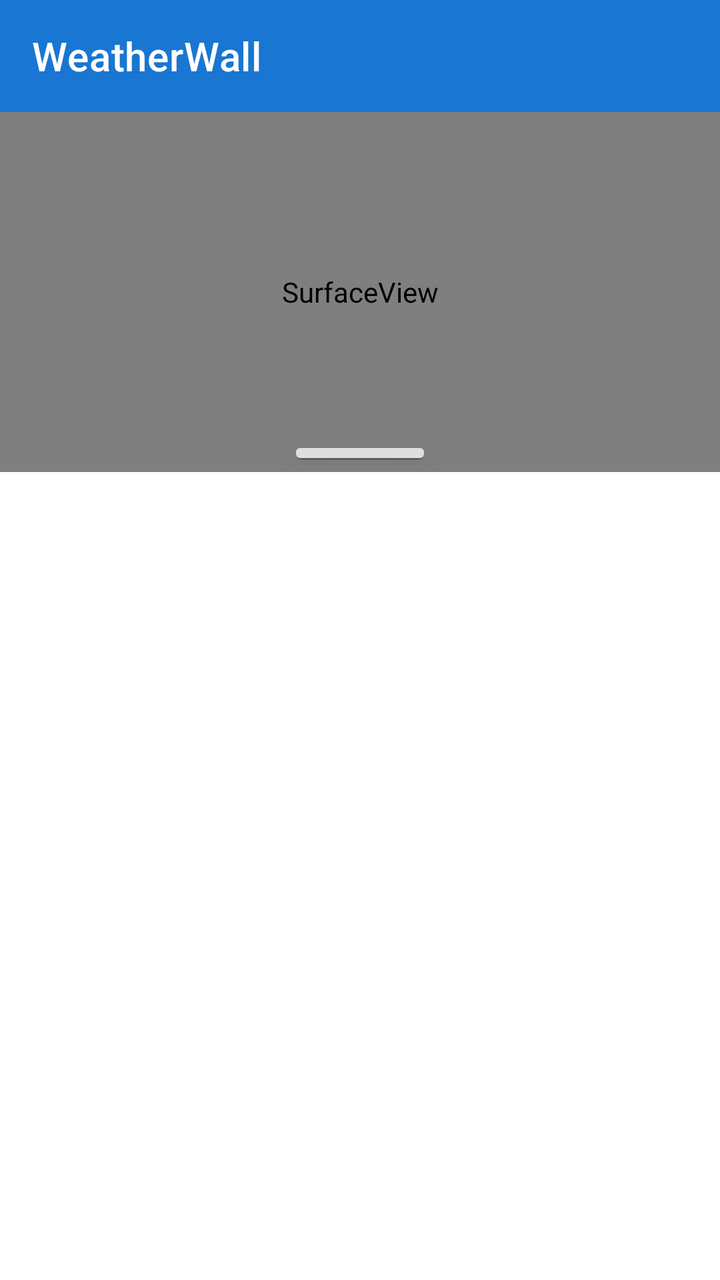
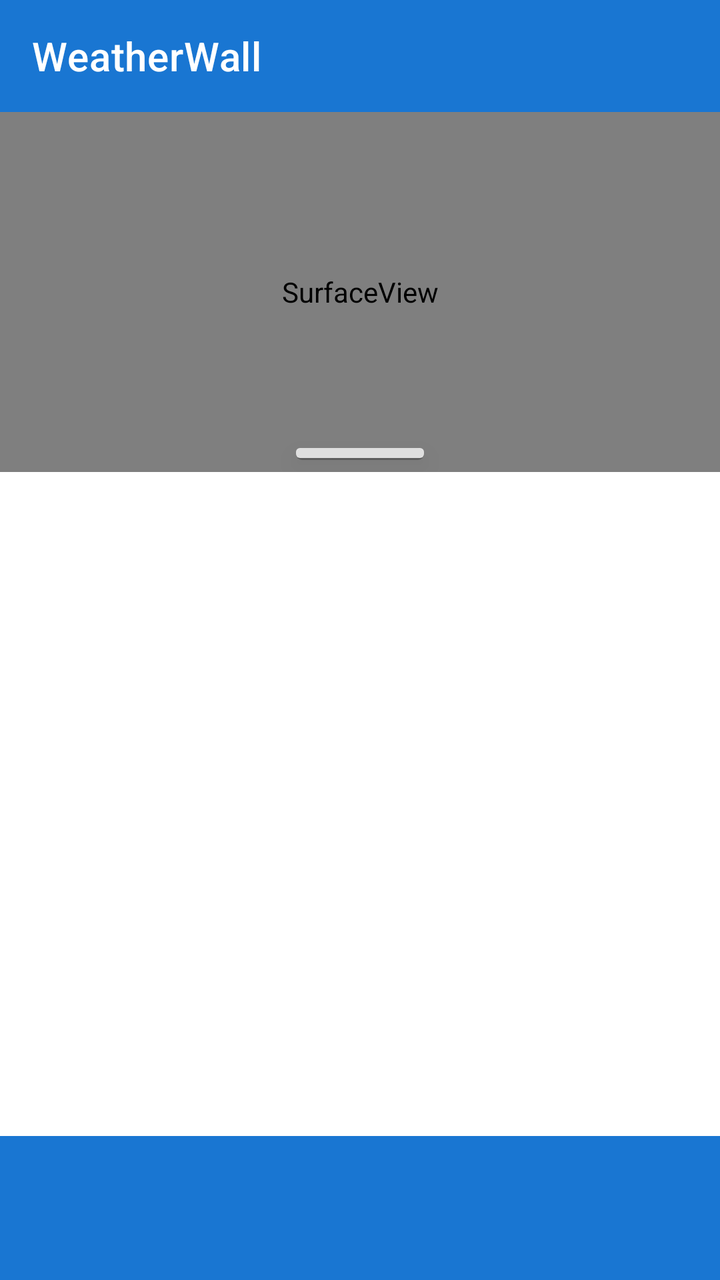

Compare the two renders of this Android layout. The source of the first and the diff that turns it into the second are given below.
<!-- AndroidManifest.xml: activity theme Theme.WeatherWall -->
<!-- res/layout/activity_main.xml -->
<?xml version="1.0" encoding="utf-8"?>
<androidx.coordinatorlayout.widget.CoordinatorLayout xmlns:android="http://schemas.android.com/apk/res/android"
    xmlns:app="http://schemas.android.com/apk/res-auto"
    android:layout_width="match_parent"
    android:layout_height="match_parent">

    <LinearLayout
        android:layout_width="match_parent"
        android:layout_height="match_parent"
        android:orientation="vertical">

        <com.google.android.material.appbar.MaterialToolbar
            android:id="@+id/toolbar"
            android:layout_width="match_parent"
            android:layout_height="?attr/actionBarSize"
            android:background="?attr/colorPrimary"
            app:title="@string/app_name"
            app:titleTextColor="@android:color/white"
            app:navigationIcon="@null" />

        
        <FrameLayout
            android:layout_width="match_parent"
            android:layout_height="wrap_content">
            
            <FrameLayout
                android:id="@+id/preview_container"
                android:layout_width="match_parent"
                android:layout_height="180dp">
                
                
                <SurfaceView
                    android:id="@+id/preview_surface"
                    android:layout_width="match_parent"
                    android:layout_height="match_parent" />
                
                
                <View
                    android:id="@+id/resize_handle"
                    android:layout_width="match_parent"
                    android:layout_height="32dp"
                    android:layout_gravity="bottom"
                    android:background="@android:color/transparent"
                    android:clickable="true"
                    android:focusable="true" />
            </FrameLayout>
            
            
            <View
                android:id="@+id/handle_indicator"
                android:layout_width="64dp"
                android:layout_height="6dp"
                android:layout_gravity="bottom|center_horizontal"
                android:layout_marginBottom="6dp"
                android:background="@drawable/handle_indicator"
                android:elevation="8dp" />
        </FrameLayout>

        
        <androidx.fragment.app.FragmentContainerView
            android:id="@+id/settings_container"
            android:layout_width="match_parent"
            android:layout_height="0dp"
            android:layout_weight="1" />

    </LinearLayout>

    
    <com.google.android.material.floatingactionbutton.ExtendedFloatingActionButton
        android:id="@+id/fab_apply"
        android:layout_width="wrap_content"
        android:layout_height="wrap_content"
        android:layout_gravity="bottom|center_horizontal"
        android:layout_marginBottom="16dp"
        android:text="@string/set_wallpaper"
        android:textAllCaps="true"
        android:contentDescription="@string/apply_wallpaper"
        android:visibility="gone"
        app:icon="@android:drawable/ic_menu_set_as"
        app:backgroundTint="?attr/colorPrimary"
        android:textColor="@android:color/white"
        app:iconTint="@android:color/white" />
    
        

</androidx.coordinatorlayout.widget.CoordinatorLayout>
<!-- resources referenced by this layout -->
<resources>
  <!-- drawable handle_indicator (drawable) -->
  <?xml version="1.0" encoding="utf-8"?>
  <layer-list xmlns:android="http://schemas.android.com/apk/res/android">
      
      <item>
          <shape android:shape="rectangle">
              <solid android:color="#40000000" />
              <corners android:radius="3dp" />
          </shape>
      </item>
      
      <item android:bottom="1dp" android:top="0dp">
          <shape android:shape="rectangle">
              <solid android:color="#CCFFFFFF" />
              <corners android:radius="2dp" />
          </shape>
      </item>
  </layer-list>
  <string name="app_name">WeatherWall</string>
  <string name="apply_wallpaper">Apply Wallpaper</string>
  <string name="set_wallpaper">Set Wallpaper</string>
  <style name="Theme.WeatherWall" parent="Theme.MaterialComponents.DayNight.NoActionBar">
          <item name="colorPrimary">#1976D2</item>
          <item name="colorPrimaryDark">#1565C0</item>
          <item name="colorPrimaryVariant">#1565C0</item>
          <item name="colorOnPrimary">#FFFFFF</item>
          <item name="colorSecondary">#4fc3f7</item>
          <item name="colorSecondaryVariant">#03A9F4</item>
          <item name="colorOnSecondary">#000000</item>
          <item name="android:statusBarColor">?attr/colorPrimaryDark</item>
      </style>
</resources>

<!-- the commit's change to res/layout/activity_main.xml (unified diff, before → after) -->
@@ -57,11 +57,27 @@
         </FrameLayout>
 
         
-        <androidx.fragment.app.FragmentContainerView
-            android:id="@+id/settings_container"
+        <androidx.viewpager2.widget.ViewPager2
+            android:id="@+id/view_pager"
             android:layout_width="match_parent"
             android:layout_height="0dp"
             android:layout_weight="1" />
+
+        
+        <com.google.android.material.tabs.TabLayout
+            android:id="@+id/tab_layout"
+            android:layout_width="match_parent"
+            android:layout_height="72dp"
+            android:minHeight="72dp"
+            android:background="?attr/colorPrimary"
+            app:tabTextColor="@android:color/white"
+            app:tabSelectedTextColor="@android:color/white"
+            app:tabIndicatorColor="@android:color/white"
+            app:tabMode="fixed"
+            app:tabGravity="fill"
+            app:tabMinWidth="0dp"
+            app:tabPaddingTop="16dp"
+            app:tabPaddingBottom="16dp" />
 
     </LinearLayout>
 
